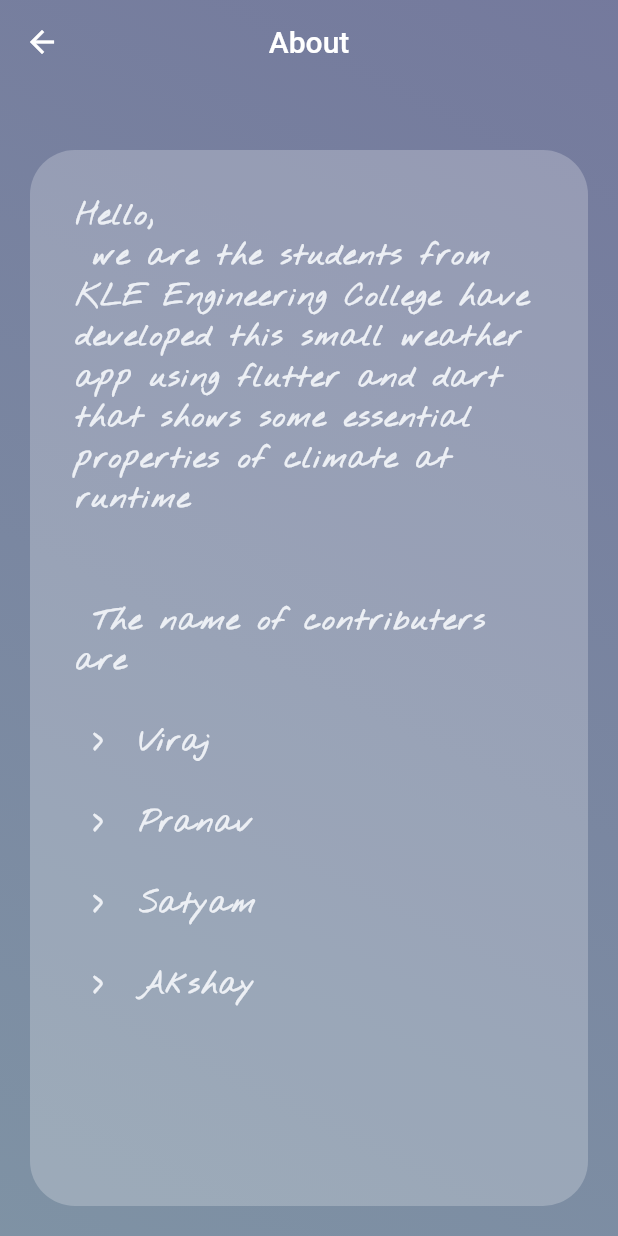
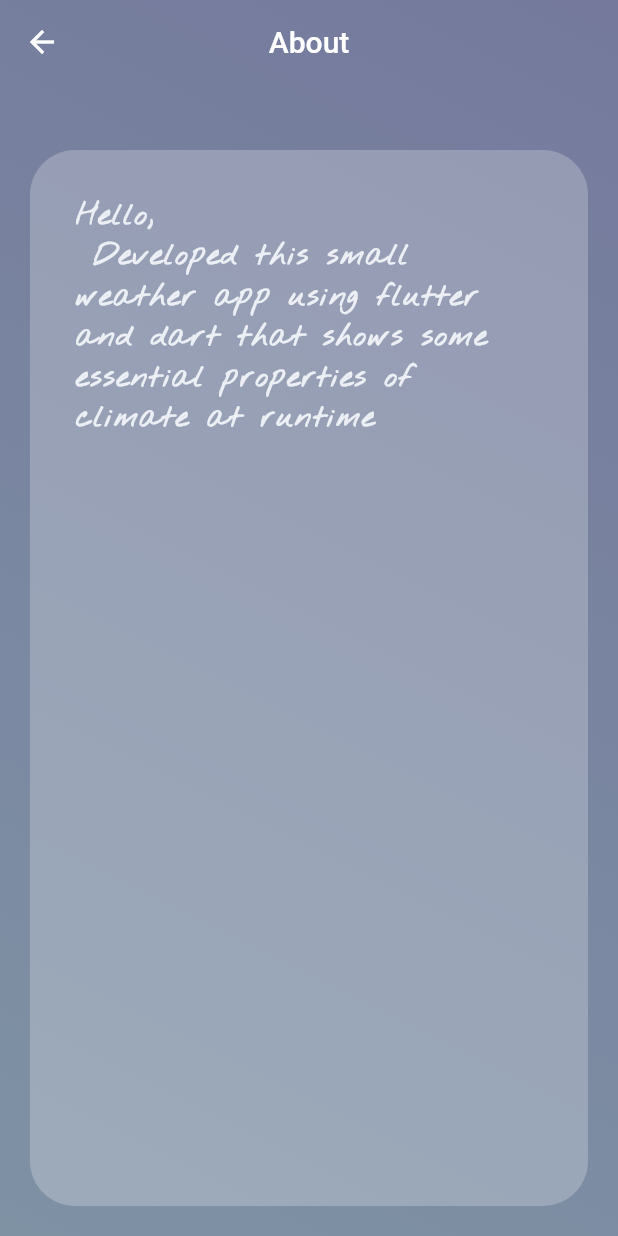
Before and after one commit to akshaykoni174285/climate-application, a Flutter app: the About screen opened directly, on a phone screen of 412 x 824 dp. Run offline on Flutter 3.47's test engine with Material 2 defaults, Android fonts, the phone set to English and light mode, and no system bars; our stand-ins replace flutter_spinkit, geolocator; network calls fail.

Commit message:
Update about.dart

```diff
--- a/lib/screens/about.dart
+++ b/lib/screens/about.dart
@@ -32,8 +32,7 @@ class _AboutState extends State<About> {
                 child: Container(
                   padding: EdgeInsets.all(30),
                   child: Text(
-                    'Hello, \n we are the students from KLE Engineering College have developed this small weather app using flutter and dart that shows some essential properties of climate at runtime\n'
-                    '\n\n The name of contributers are \n\n >  Viraj\n\n >  Pranav\n\n >  Satyam\n\n >  Akshay ',
+                    'Hello, \n Developed this small weather app using flutter and dart that shows some essential properties of climate at runtime\n',
                     style: TextStyle(
                       fontSize: 20,
                       fontWeight: FontWeight.bold,
```
